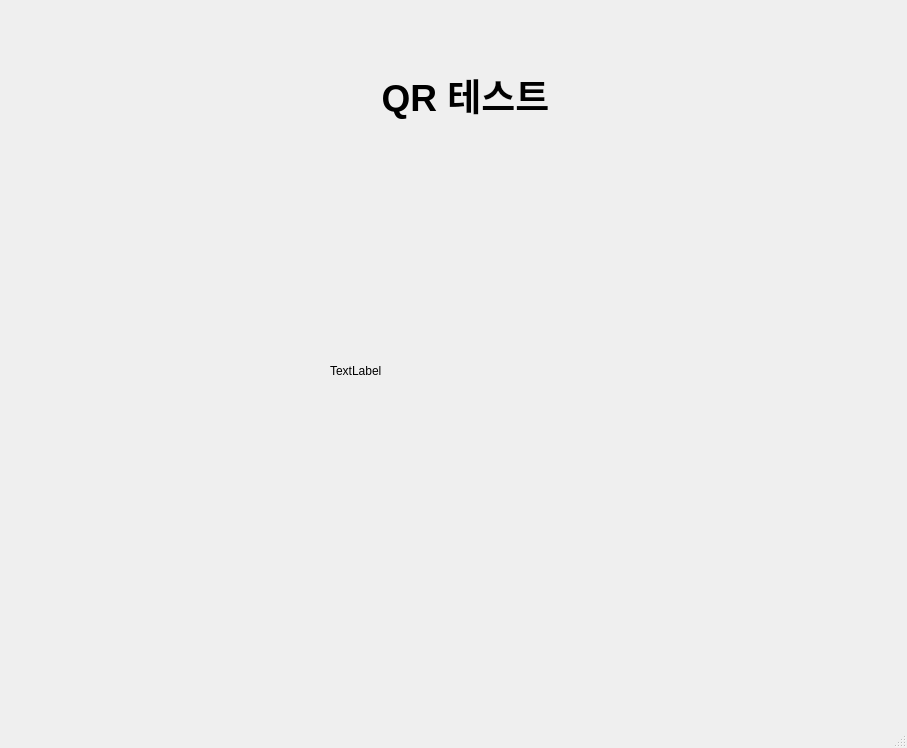
This is camtest.ui in kangsy0058/NFC_2021_Kiosk as Qt 5 draws it before an edit. The edited form follows.
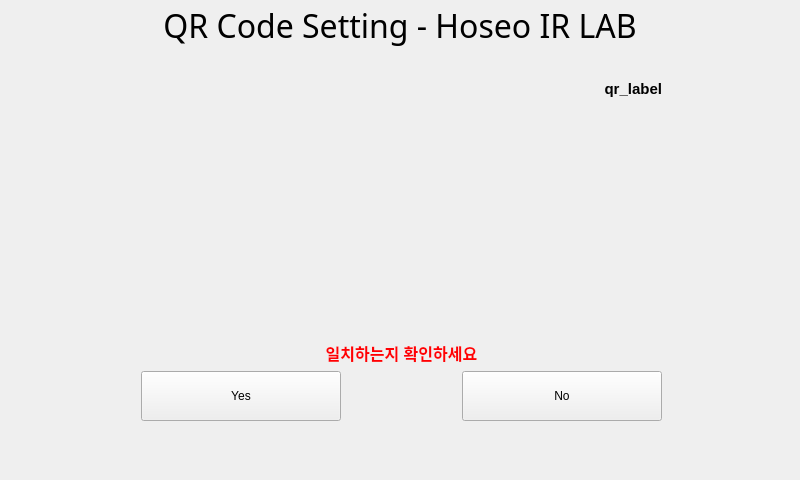
This is the edited form.

Commit message: yes/no버튼 추가

Patch:
```diff
--- a/camtest.ui
+++ b/camtest.ui
@@ -6,10 +6,22 @@
    <rect>
     <x>0</x>
     <y>0</y>
-    <width>907</width>
-    <height>748</height>
+    <width>800</width>
+    <height>480</height>
    </rect>
   </property>
+  <property name="minimumSize">
+   <size>
+    <width>800</width>
+    <height>480</height>
+   </size>
+  </property>
+  <property name="maximumSize">
+   <size>
+    <width>800</width>
+    <height>480</height>
+   </size>
+  </property>
   <property name="windowTitle">
    <string>MainWindow</string>
   </property>
@@ -17,41 +29,145 @@
    <widget class="QLabel" name="Frame">
     <property name="geometry">
      <rect>
-      <x>110</x>
-      <y>50</y>
-      <width>711</width>
-      <height>91</height>
+      <x>0</x>
+      <y>0</y>
+      <width>800</width>
+      <height>50</height>
      </rect>
     </property>
+    <property name="minimumSize">
+     <size>
+      <width>800</width>
+      <height>50</height>
+     </size>
+    </property>
+    <property name="maximumSize">
+     <size>
+      <width>800</width>
+      <height>50</height>
+     </size>
+    </property>
+    <property name="font">
+     <font>
+      <family>Apple SD Gothic Neo</family>
+      <pointsize>24</pointsize>
+     </font>
+    </property>
+    <property name="acceptDrops">
+     <bool>false</bool>
+    </property>
+    <property name="autoFillBackground">
+     <bool>false</bool>
+    </property>
+    <property name="frameShape">
+     <enum>QFrame::NoFrame</enum>
+    </property>
     <property name="text">
-     <string>&lt;html&gt;&lt;head/&gt;&lt;body&gt;&lt;p align=&quot;center&quot;&gt;&lt;span style=&quot; font-size:28pt; font-weight:600;&quot;&gt;QR 테스트&lt;/span&gt;&lt;/p&gt;&lt;/body&gt;&lt;/html&gt;</string>
+     <string>QR Code Setting - Hoseo IR LAB</string>
     </property>
+    <property name="scaledContents">
+     <bool>false</bool>
+    </property>
+    <property name="alignment">
+     <set>Qt::AlignCenter</set>
+    </property>
+    <property name="wordWrap">
+     <bool>false</bool>
+    </property>
+    <property name="openExternalLinks">
+     <bool>false</bool>
+    </property>
+    <property name="textInteractionFlags">
+     <set>Qt::LinksAccessibleByMouse</set>
+    </property>
    </widget>
-   <widget class="QLabel" name="label_2">
+   <widget class="QWidget" name="">
     <property name="geometry">
      <rect>
-      <x>330</x>
-      <y>240</y>
-      <width>271</width>
-      <height>261</height>
+      <x>141</x>
+      <y>80</y>
+      <width>521</width>
+      <height>341</height>
      </rect>
     </property>
-    <property name="text">
-     <string>TextLabel</string>
-    </property>
+    <layout class="QVBoxLayout" name="verticalLayout_2">
+     <item>
+      <layout class="QVBoxLayout" name="verticalLayout">
+       <item>
+        <widget class="QLabel" name="qr_label">
+         <property name="text">
+          <string>&lt;html&gt;&lt;head/&gt;&lt;body&gt;&lt;p align=&quot;right&quot;&gt;&lt;span style=&quot; font-size:11pt; font-weight:600;&quot;&gt;qr_label&lt;/span&gt;&lt;/p&gt;&lt;/body&gt;&lt;/html&gt;</string>
+         </property>
+        </widget>
+       </item>
+       <item>
+        <spacer name="verticalSpacer">
+         <property name="orientation">
+          <enum>Qt::Vertical</enum>
+         </property>
+         <property name="sizeHint" stdset="0">
+          <size>
+           <width>20</width>
+           <height>18</height>
+          </size>
+         </property>
+        </spacer>
+       </item>
+       <item>
+        <widget class="QLabel" name="label">
+         <property name="text">
+          <string>&lt;html&gt;&lt;head/&gt;&lt;body&gt;&lt;p align=&quot;center&quot;&gt;&lt;span style=&quot; font-size:12pt; font-weight:600; color:#ff0004;&quot;&gt;일치하는지 확인하세요&lt;/span&gt;&lt;/p&gt;&lt;/body&gt;&lt;/html&gt;</string>
+         </property>
+        </widget>
+       </item>
+      </layout>
+     </item>
+     <item>
+      <layout class="QHBoxLayout" name="horizontalLayout">
+       <item>
+        <widget class="QPushButton" name="qr_btn_yes">
+         <property name="minimumSize">
+          <size>
+           <width>200</width>
+           <height>50</height>
+          </size>
+         </property>
+         <property name="text">
+          <string>Yes</string>
+         </property>
+        </widget>
+       </item>
+       <item>
+        <spacer name="horizontalSpacer">
+         <property name="orientation">
+          <enum>Qt::Horizontal</enum>
+         </property>
+         <property name="sizeHint" stdset="0">
+          <size>
+           <width>78</width>
+           <height>20</height>
+          </size>
+         </property>
+        </spacer>
+       </item>
+       <item>
+        <widget class="QPushButton" name="qr_btn_no">
+         <property name="minimumSize">
+          <size>
+           <width>200</width>
+           <height>50</height>
+          </size>
+         </property>
+         <property name="text">
+          <string>No</string>
+         </property>
+        </widget>
+       </item>
+      </layout>
+     </item>
+    </layout>
    </widget>
   </widget>
-  <widget class="QMenuBar" name="menubar">
-   <property name="geometry">
-    <rect>
-     <x>0</x>
-     <y>0</y>
-     <width>907</width>
-     <height>21</height>
-    </rect>
-   </property>
-  </widget>
-  <widget class="QStatusBar" name="statusbar"/>
  </widget>
  <resources/>
  <connections/>
```
Left out of the diff: 2 changed lines with no effect on the pictures.
